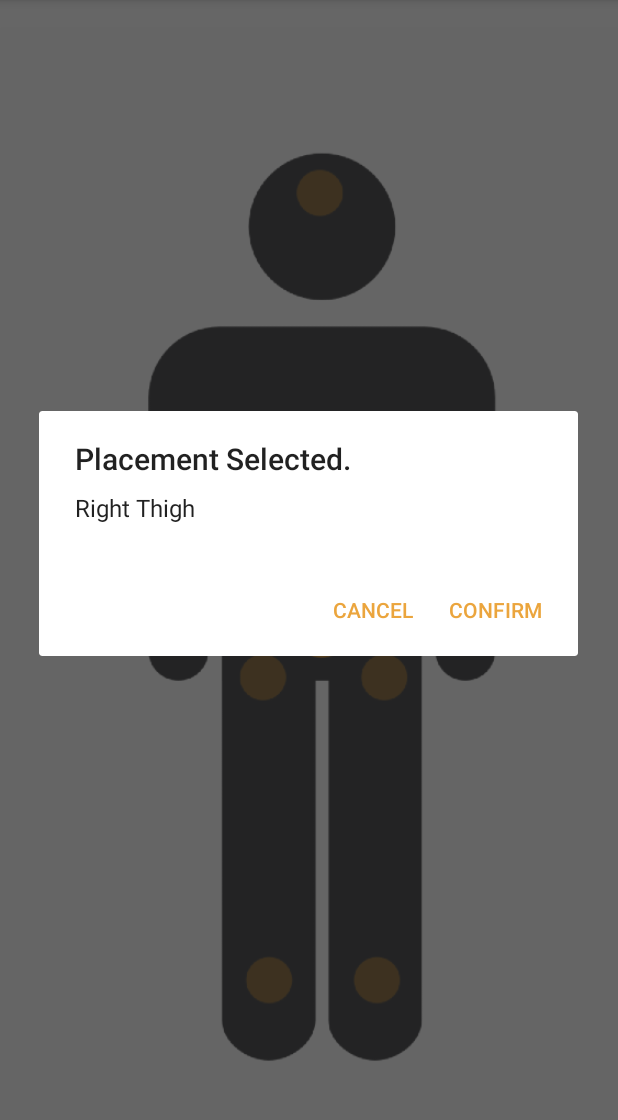
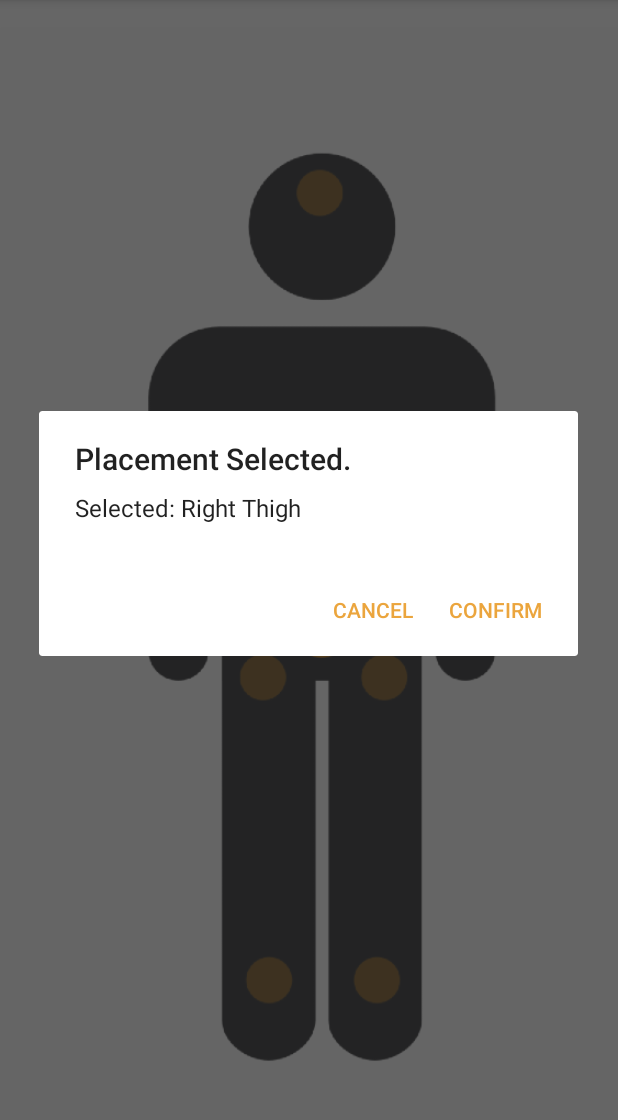
Before and after one commit to Thelastslice/Mercury_Android, an Android app: the PlacementSelect screen opened directly, with no data from a screen before it, after a tap on an icon or button, on a phone screen of 412 x 824 dp, the part 84-1204 px from its top. Run offline under Robolectric (Android 15) with nearby library versions, the phone set to English and light mode, and no system bars; plain views replace PercentFrameLayout.

Commit message:
More UI enhancements

```diff
--- a/app/src/main/java/tactimedical/com/mercury_clinical/PatientSelect.java
+++ b/app/src/main/java/tactimedical/com/mercury_clinical/PatientSelect.java
@@ -16,6 +16,7 @@ import android.support.v4.content.ContextCompat;
 import android.support.v7.app.AlertDialog;
 import android.support.v7.app.AppCompatActivity;
 import android.os.Bundle;
+import android.view.Gravity;
 import android.view.Menu;
 import android.view.MenuItem;
 import android.view.View;
@@ -228,6 +229,9 @@ public class PatientSelect extends AppCompatActivity implements
                 Log.d(TAG,Integer.toString(patientID));
                 Intent intent = new Intent(getApplicationContext(), PlacementSelect.class);
                 intent.putExtra(KEY_EXTRA_CONTACT_ID, patientID);
+                Toast toast = Toast.makeText(getApplicationContext(), "Select where Mercury Patch will be placed.", Toast.LENGTH_LONG);
+                toast.setGravity(Gravity.TOP,0,100);
+                toast.show();
 
                // itemCursor.close();
                // DatabaseManager.getInstance().closeDatabase();
--- a/app/src/main/java/tactimedical/com/mercury_clinical/scanner/DeviceListAdapter.java
+++ b/app/src/main/java/tactimedical/com/mercury_clinical/scanner/DeviceListAdapter.java
@@ -178,7 +178,6 @@ public class DeviceListAdapter extends BaseAdapter {
 			}
 			final TextView title = (TextView) view;
 			title.setText((Integer) getItem(position));
-			Log.d("Scanner","Titled?");
 
 			break;
 		default:
--- a/app/src/main/res/values/strings.xml
+++ b/app/src/main/res/values/strings.xml
@@ -35,17 +35,17 @@
     <string name="patientMedId">ID</string>
     <string name="room">Room</string>
     <string name="age">Age</string>
-    <string name="placementconfirm">Confirm Placement.</string>
+    <string name="placementconfirm">Confirm Placement?</string>
     <string name="deletePatient">Confirm patient deletion.</string>
     <string name="existsPatient">Patient already exists.</string>
     <string name="yes">Confirm</string>
     <string name="no">Cancel</string>
-    <string name="SA">Sacral</string>
-    <string name="THL">Left Thigh</string>
-    <string name="THR">Right Thigh</string>
-    <string name="HL">Left Heel</string>
-    <string name="HR">Right Heel</string>
-    <string name="HD">Head</string>
+    <string name="SA">Selected:  Sacral</string>
+    <string name="THL">Selected:  Left Thigh</string>
+    <string name="THR">Selected:  Right Thigh</string>
+    <string name="HL">Selected:  Left Heel</string>
+    <string name="HR">Selected:  Right Heel</string>
+    <string name="HD">Selected:  Head</string>
     <string name="title_activity_activity_edit">CreateOrEditActivity</string>
     <string name="no_ble">Device Missing BLE!</string>
     <string name="startconnection">Setup complete, press CONNECT to commence session.</string>
```
Also changed, not shown: app/src/main/java/tactimedical/com/mercury_clinical/PlacementSelect.java (+24 -9 lines).
